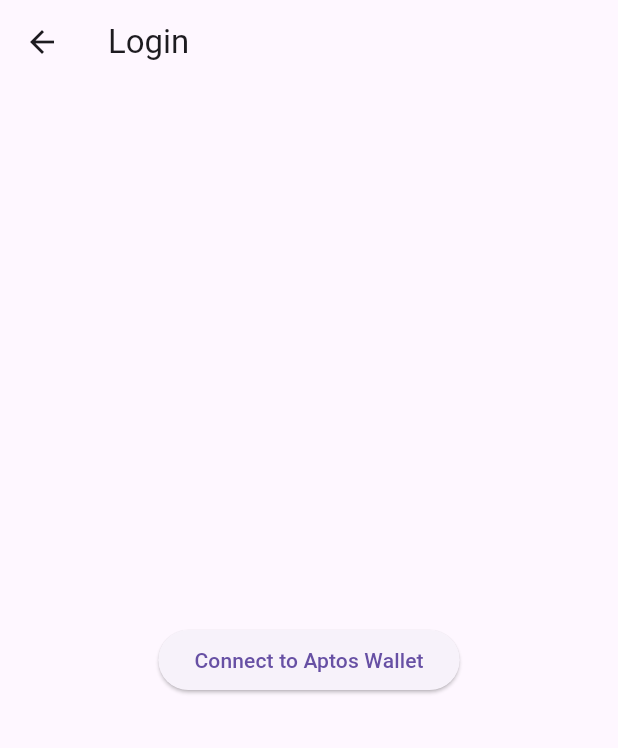
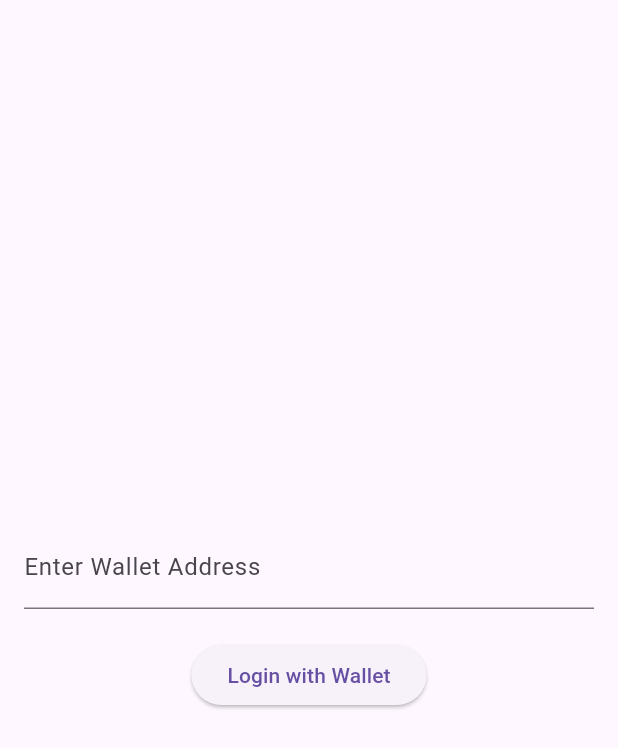
Before and after one commit to SandyUndefined/SunShare, a Flutter app: the LoginScreen screen opened directly, on a phone screen of 412 x 824 dp. Shown: the top 748 px of the screen. Run offline on Flutter 3.47's test engine with Material 3 defaults, Android fonts, the phone set to English and light mode, and no system bars; our stand-ins replace flashy_tab_bar2; missing offline and left inert: animated_introduction; statements that could not run were skipped.

Commit message:
Login working

```diff
--- a/frontend/lib/screens/login.dart
+++ b/frontend/lib/screens/login.dart
@@ -1,20 +1,46 @@
 import 'package:flutter/material.dart';
+import 'package:frontend/utils/user.dart';
+import 'package:provider/provider.dart';
+import 'package:frontend/services/web3_service.dart';
 
 class LoginScreen extends StatelessWidget {
-  const LoginScreen({super.key});
+  final TextEditingController walletAddressController = TextEditingController();
 
   @override
   Widget build(BuildContext context) {
     return Scaffold(
-      appBar: AppBar(title: const Text('Login')),
-      body: Center(
-        child: ElevatedButton(
-          onPressed: () async {
-            // Logic to connect to Aptos Wallet or call webview for login
-            // Once logged in, navigate to home
-            Navigator.pushNamed(context, '/home');
-          },
-          child: const Text('Connect to Aptos Wallet'),
+      body: Padding(
+        padding: const EdgeInsets.all(16.0),
+        child: Column(
+          mainAxisAlignment: MainAxisAlignment.center,
+          children: [
+            TextField(
+              controller: walletAddressController,
+              decoration:
+                  const InputDecoration(labelText: 'Enter Wallet Address'),
+            ),
+            const SizedBox(height: 20),
+            ElevatedButton(
+              onPressed: () async {
+                final address = walletAddressController.text.trim();
+
+                if (address.isNotEmpty) {
+                  // Access UserProvider here
+                  Provider.of<UserProvider>(context, listen: false)
+                      .setWalletAddress(address);
+
+                  // Navigate to Home screen
+                  Navigator.pushReplacementNamed(context, '/home',
+                      arguments: address);
+                } else {
+                  ScaffoldMessenger.of(context).showSnackBar(
+                    const SnackBar(content: Text('Please enter a wallet address.')),
+                  );
+                }
+              },
+              child: const Text('Login with Wallet'),
+            ),
+          ],
         ),
       ),
     );
--- /dev/null
+++ b/frontend/lib/utils/user.dart
@@ -0,0 +1,12 @@
+import 'package:flutter/material.dart';
+
+class UserProvider with ChangeNotifier {
+  String _walletAddress = '';
+
+  String get walletAddress => _walletAddress;
+
+  void setWalletAddress(String address) {
+    _walletAddress = address;
+    notifyListeners();
+  }
+}
```
Also changed, not shown: frontend/lib/main.dart (+7 -3 lines), frontend/lib/screens/createListing.dart (added, +34 -0 lines), frontend/lib/screens/home.dart (+42 -19 lines), frontend/lib/screens/intro_screen.dart (+4 -13 lines), frontend/lib/screens/listing.dart (added, +85 -0 lines), frontend/lib/screens/profile.dart (added, +23 -0 lines), frontend/lib/services/web3_service.dart (+8 -27 lines), 1 other file.
